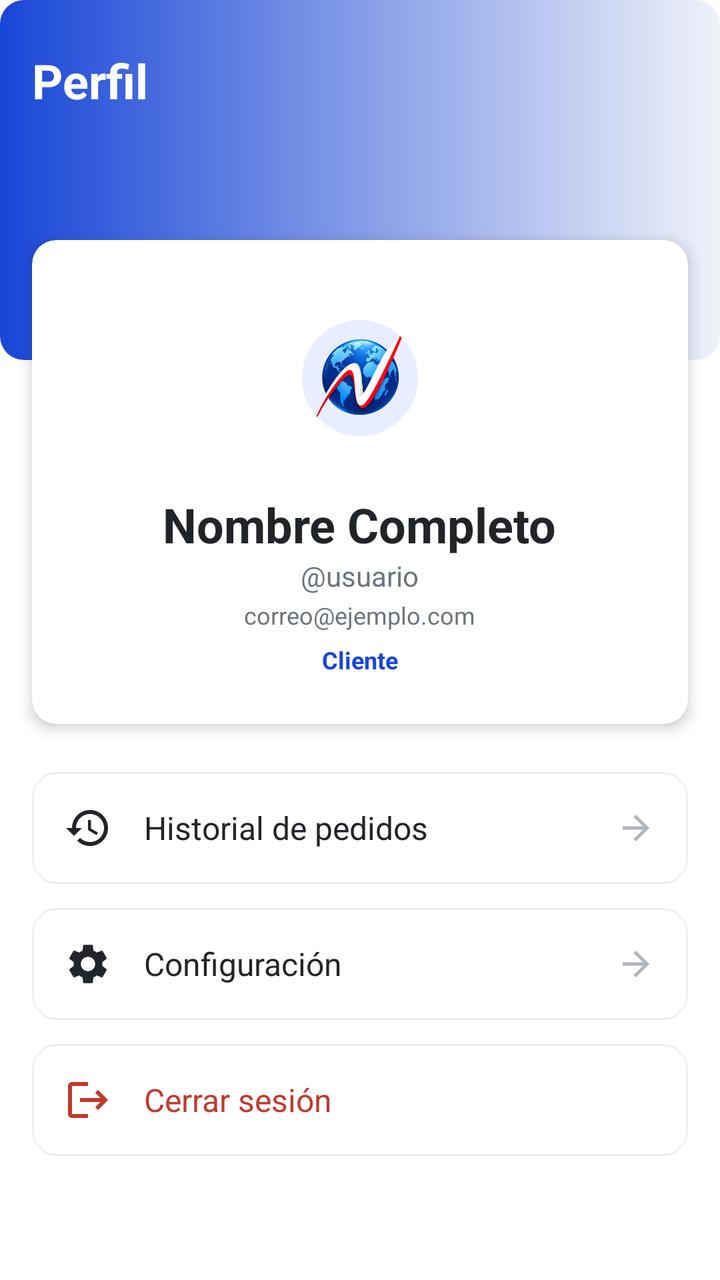
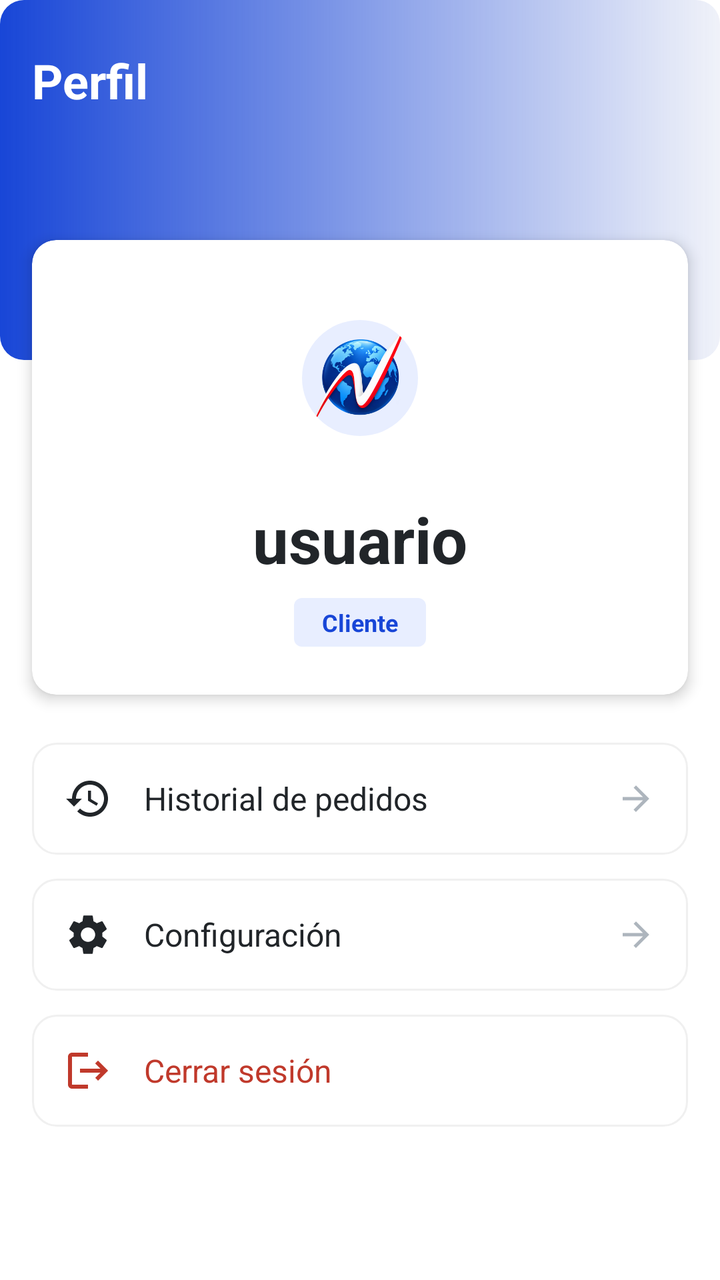

The first picture is an Android layout as it rendered before a commit; the second is the same layout after the commit. The layout source and the unified diff follow.
<!-- AndroidManifest.xml: application theme Theme.NINTEC -->
<!-- res/layout/fragment_profile.xml -->
<?xml version="1.0" encoding="utf-8"?>
<androidx.constraintlayout.widget.ConstraintLayout xmlns:android="http://schemas.android.com/apk/res/android"
    xmlns:app="http://schemas.android.com/apk/res-auto"
    xmlns:tools="http://schemas.android.com/tools"
    android:layout_width="match_parent"
    android:layout_height="match_parent"
    android:background="@color/white"
    tools:context=".fragments.ProfileFragment">

    
    <View
        android:id="@+id/profile_header_bg"
        android:layout_width="match_parent"
        android:layout_height="180dp"
        android:background="@drawable/bg_banner_gradient"
        app:layout_constraintTop_toTopOf="parent" />

    <TextView
        style="@style/NintecTitleText"
        android:layout_width="wrap_content"
        android:layout_height="wrap_content"
        android:text="@string/perfil"
        android:textColor="@color/white"
        android:layout_marginTop="24dp"
        android:layout_marginStart="@dimen/screen_horizontal_margin"
        app:layout_constraintTop_toTopOf="parent"
        app:layout_constraintStart_toStartOf="parent" />

    
    <androidx.cardview.widget.CardView
        android:id="@+id/card_user_info"
        android:layout_width="match_parent"
        android:layout_height="wrap_content"
        android:layout_marginHorizontal="@dimen/screen_horizontal_margin"
        android:layout_marginTop="120dp"
        app:cardBackgroundColor="@color/white"
        app:cardCornerRadius="@dimen/radius_large"
        app:cardElevation="4dp"
        app:layout_constraintTop_toTopOf="parent">

        <LinearLayout
            android:layout_width="match_parent"
            android:layout_height="wrap_content"
            android:orientation="vertical"
            android:gravity="center"
            android:padding="24dp">

            <FrameLayout
                android:layout_width="90dp"
                android:layout_height="90dp">

                <com.google.android.material.imageview.ShapeableImageView
                    android:id="@+id/img_profile_avatar"
                    android:layout_width="match_parent"
                    android:layout_height="match_parent"
                    android:src="@mipmap/ic_launcher_foreground"
                    android:scaleType="centerInside"
                    android:background="@color/nintec_blue_light"
                    android:padding="16dp"
                    app:shapeAppearanceOverlay="@style/ShapeAppearance.Material3.Corner.Full" />
            </FrameLayout>

            <TextView
                android:id="@+id/tv_profile_name"
                style="@style/NintecTitleText"
                android:layout_width="wrap_content"
                android:layout_height="wrap_content"
                android:layout_marginTop="12dp"
                android:text="Nombre Completo" />

            <TextView
                android:id="@+id/tv_profile_username"
                style="@style/NintecBodyText"
                android:layout_width="wrap_content"
                android:layout_height="wrap_content"
                android:textColor="@color/text_secondary"
                android:textSize="14sp"
                android:text="@usuario" />

            <TextView
                android:id="@+id/tv_profile_email"
                style="@style/NintecSmallText"
                android:layout_width="wrap_content"
                android:layout_height="wrap_content"
                android:layout_marginTop="2dp"
                android:textColor="@color/text_secondary"
                android:text="correo@ejemplo.com" />

            <TextView
                android:id="@+id/tv_profile_role"
                style="@style/NintecSmallText"
                android:layout_width="wrap_content"
                android:layout_height="wrap_content"
                android:layout_marginTop="6dp"
                android:text="@string/profile_role_client"
                android:textColor="@color/nintec_blue"
                android:textStyle="bold" />
        </LinearLayout>
    </androidx.cardview.widget.CardView>

    
    <LinearLayout
        android:layout_width="match_parent"
        android:layout_height="wrap_content"
        android:orientation="vertical"
        android:layout_marginTop="24dp"
        android:paddingHorizontal="@dimen/screen_horizontal_margin"
        app:layout_constraintTop_toBottomOf="@id/card_user_info">

        
        <LinearLayout
            android:id="@+id/layout_option_history"
            android:layout_width="match_parent"
            android:layout_height="56dp"
            android:orientation="horizontal"
            android:gravity="center_vertical"
            android:background="@drawable/bg_card"
            android:paddingHorizontal="16dp"
            android:clickable="true"
            android:focusable="true"
            android:layout_marginBottom="12dp">

            <ImageView
                android:layout_width="24dp"
                android:layout_height="24dp"
                android:src="@drawable/ic_order_history" />

            <TextView
                style="@style/NintecBodyText"
                android:layout_width="0dp"
                android:layout_height="wrap_content"
                android:layout_weight="1"
                android:layout_marginStart="16dp"
                android:text="@string/profile_option_orders" />

            <ImageView
                android:layout_width="20dp"
                android:layout_height="20dp"
                android:src="@drawable/ic_back"
                android:rotation="180"
                app:tint="@color/text_hint" />
        </LinearLayout>

        
        <LinearLayout
            android:id="@+id/layout_option_admin"
            android:layout_width="match_parent"
            android:layout_height="56dp"
            android:orientation="horizontal"
            android:gravity="center_vertical"
            android:background="@drawable/bg_card"
            android:paddingHorizontal="16dp"
            android:clickable="true"
            android:focusable="true"
            android:layout_marginBottom="12dp"
            android:visibility="gone">

            <ImageView
                android:layout_width="24dp"
                android:layout_height="24dp"
                android:src="@drawable/ic_settings"
                app:tint="@color/nintec_blue" />

            <TextView
                style="@style/NintecBodyText"
                android:layout_width="0dp"
                android:layout_height="wrap_content"
                android:layout_weight="1"
                android:layout_marginStart="16dp"
                android:text="Panel Administrativo"
                android:textStyle="bold"
                android:textColor="@color/nintec_blue" />

            <ImageView
                android:layout_width="20dp"
                android:layout_height="20dp"
                android:src="@drawable/ic_back"
                android:rotation="180"
                app:tint="@color/nintec_blue" />
        </LinearLayout>

        
        <LinearLayout
            android:id="@+id/layout_option_settings"
            android:layout_width="match_parent"
            android:layout_height="56dp"
            android:orientation="horizontal"
            android:gravity="center_vertical"
            android:background="@drawable/bg_card"
            android:paddingHorizontal="16dp"
            android:clickable="true"
            android:focusable="true"
            android:layout_marginBottom="12dp">

            <ImageView
                android:layout_width="24dp"
                android:layout_height="24dp"
                android:src="@drawable/ic_settings" />

            <TextView
                style="@style/NintecBodyText"
                android:layout_width="0dp"
                android:layout_height="wrap_content"
                android:layout_weight="1"
                android:layout_marginStart="16dp"
                android:text="@string/profile_option_settings" />

            <ImageView
                android:layout_width="20dp"
                android:layout_height="20dp"
                android:src="@drawable/ic_back"
                android:rotation="180"
                app:tint="@color/text_hint" />
        </LinearLayout>

        
        <LinearLayout
            android:id="@+id/layout_option_logout"
            android:layout_width="match_parent"
            android:layout_height="56dp"
            android:orientation="horizontal"
            android:gravity="center_vertical"
            android:background="@drawable/bg_card"
            android:paddingHorizontal="16dp"
            android:clickable="true"
            android:focusable="true">

            <ImageView
                android:layout_width="24dp"
                android:layout_height="24dp"
                android:src="@drawable/ic_logout" />

            <TextView
                style="@style/NintecBodyText"
                android:layout_width="0dp"
                android:layout_height="wrap_content"
                android:layout_weight="1"
                android:layout_marginStart="16dp"
                android:text="@string/profile_option_logout"
                android:textColor="@color/error" />
        </LinearLayout>

    </LinearLayout>

</androidx.constraintlayout.widget.ConstraintLayout>
<!-- resources referenced by this layout -->
<resources>
  <color name="error">#C0392B</color>
  <color name="nintec_blue">#1846D7</color>
  <color name="nintec_blue_light">#E8EEFF</color>
  <color name="text_hint">#ADB5BD</color>
  <color name="text_secondary">#6C757D</color>
  <color name="white">#FFFFFFFF</color>
  <dimen name="radius_large">12dp</dimen>
  <dimen name="screen_horizontal_margin">16dp</dimen>
  <!-- drawable bg_banner_gradient (drawable) -->
  <?xml version="1.0" encoding="utf-8"?>
  <shape xmlns:android="http://schemas.android.com/apk/res/android"
      android:shape="rectangle">
      <gradient
          android:angle="0"
          android:endColor="#101032A2"
          android:startColor="@color/nintec_blue"
          android:type="linear" />
      <corners android:radius="@dimen/radius_large" />
  </shape>
  <!-- drawable bg_card (drawable) -->
  <?xml version="1.0" encoding="utf-8"?>
  <shape xmlns:android="http://schemas.android.com/apk/res/android"
      android:shape="rectangle">
      <solid android:color="@color/surface_primary" />
      <corners android:radius="@dimen/radius_large" />
      <stroke
          android:width="1dp"
          android:color="#F0F0F0" />
  </shape>
  <!-- drawable ic_back (drawable) -->
  <?xml version="1.0" encoding="utf-8"?>
  <vector xmlns:android="http://schemas.android.com/apk/res/android"
      android:width="24dp"
      android:height="24dp"
      android:viewportWidth="24"
      android:viewportHeight="24">
      <path
          android:fillColor="@color/text_primary"
          android:pathData="M20,11H7.83l5.59,-5.59L12,4l-8,8 8,8 1.41,-1.41L7.83,13H20V11Z" />
  </vector>
  <string name="perfil">Perfil</string>
  <string name="profile_option_logout">Cerrar sesión</string>
  <string name="profile_option_orders">Historial de pedidos</string>
  <string name="profile_option_settings">Configuración</string>
  <string name="profile_role_client">Cliente</string>
  <style name="NintecBodyText">
          <item name="android:textColor">@color/text_primary</item>
          <item name="android:textSize">@dimen/text_size_body</item>
      </style>
  <style name="NintecSmallText">
          <item name="android:textColor">@color/text_secondary</item>
          <item name="android:textSize">@dimen/text_size_small</item>
      </style>
  <style name="NintecTitleText">
          <item name="android:textColor">@color/text_primary</item>
          <item name="android:textSize">@dimen/text_size_title</item>
          <item name="android:textStyle">bold</item>
      </style>
  <style name="Theme.NINTEC" parent="Base.Theme.NINTEC" />
  <color name="surface_primary">#FFFFFF</color>
  <color name="text_primary">#212529</color>
  <dimen name="text_size_body">16sp</dimen>
  <dimen name="text_size_small">12sp</dimen>
  <dimen name="text_size_title">24sp</dimen>
  <style name="Base.Theme.NINTEC" parent="Theme.Material3.DayNight.NoActionBar">
          
          
      </style>
  <!-- unchanged entries left out for length: 4 -->
</resources>

<!-- the commit's change to res/layout/fragment_profile.xml (unified diff, before → after) -->
@@ -61,40 +61,39 @@
             </FrameLayout>
 
             <TextView
-                android:id="@+id/tv_profile_name"
-                style="@style/NintecTitleText"
-                android:layout_width="wrap_content"
-                android:layout_height="wrap_content"
-                android:layout_marginTop="12dp"
-                android:text="Nombre Completo" />
-
-            <TextView
                 android:id="@+id/tv_profile_username"
-                style="@style/NintecBodyText"
-                android:layout_width="wrap_content"
-                android:layout_height="wrap_content"
-                android:textColor="@color/text_secondary"
-                android:textSize="14sp"
-                android:text="@usuario" />
-
-            <TextView
-                android:id="@+id/tv_profile_email"
-                style="@style/NintecSmallText"
-                android:layout_width="wrap_content"
-                android:layout_height="wrap_content"
-                android:layout_marginTop="2dp"
-                android:textColor="@color/text_secondary"
-                android:text="correo@ejemplo.com" />
+                style="@style/NintecTitleText.Large"
+                android:layout_width="wrap_content"
+                android:layout_height="wrap_content"
+                android:layout_marginTop="14dp"
+                android:textColor="@color/text_primary"
+                android:text="usuario" />
 
             <TextView
                 android:id="@+id/tv_profile_role"
                 style="@style/NintecSmallText"
                 android:layout_width="wrap_content"
                 android:layout_height="wrap_content"
-                android:layout_marginTop="6dp"
+                android:layout_marginTop="8dp"
+                android:background="@drawable/bg_badge_new"
+                android:paddingHorizontal="14dp"
+                android:paddingVertical="4dp"
                 android:text="@string/profile_role_client"
                 android:textColor="@color/nintec_blue"
                 android:textStyle="bold" />
+
+            
+            <TextView
+                android:id="@+id/tv_profile_name"
+                android:layout_width="wrap_content"
+                android:layout_height="wrap_content"
+                android:visibility="gone" />
+
+            <TextView
+                android:id="@+id/tv_profile_email"
+                android:layout_width="wrap_content"
+                android:layout_height="wrap_content"
+                android:visibility="gone" />
         </LinearLayout>
     </androidx.cardview.widget.CardView>
 
<!-- resource entries referenced after the edit -->
@@ -8,6 +8,18 @@
   <color name="white">#FFFFFFFF</color>
   <dimen name="radius_large">12dp</dimen>
   <dimen name="screen_horizontal_margin">16dp</dimen>
+  <!-- drawable bg_badge_new (drawable) -->
+  <?xml version="1.0" encoding="utf-8"?>
+  <shape xmlns:android="http://schemas.android.com/apk/res/android"
+      android:shape="rectangle">
+      <solid android:color="@color/nintec_blue_light" />
+      <corners android:radius="@dimen/radius_small" />
+      <padding
+          android:left="@dimen/spacing_sm"
+          android:right="@dimen/spacing_sm"
+          android:top="@dimen/spacing_xs"
+          android:bottom="@dimen/spacing_xs" />
+  </shape>
   <!-- drawable bg_banner_gradient (drawable) -->
   <?xml version="1.0" encoding="utf-8"?>
   <shape xmlns:android="http://schemas.android.com/apk/res/android"
@@ -58,12 +70,21 @@
           <item name="android:textSize">@dimen/text_size_title</item>
           <item name="android:textStyle">bold</item>
       </style>
+  <style name="NintecTitleText.Large">
+          <item name="android:textColor">@color/text_primary</item>
+          <item name="android:textSize">@dimen/text_size_title_large</item>
+          <item name="android:textStyle">bold</item>
+      </style>
   <style name="Theme.NINTEC" parent="Base.Theme.NINTEC" />
+  <dimen name="radius_small">4dp</dimen>
+  <dimen name="spacing_sm">8dp</dimen>
+  <dimen name="spacing_xs">4dp</dimen>
   <color name="surface_primary">#FFFFFF</color>
   <color name="text_primary">#212529</color>
   <dimen name="text_size_body">16sp</dimen>
   <dimen name="text_size_small">12sp</dimen>
   <dimen name="text_size_title">24sp</dimen>
+  <dimen name="text_size_title_large">32sp</dimen>
   <style name="Base.Theme.NINTEC" parent="Theme.Material3.DayNight.NoActionBar">
           
           
